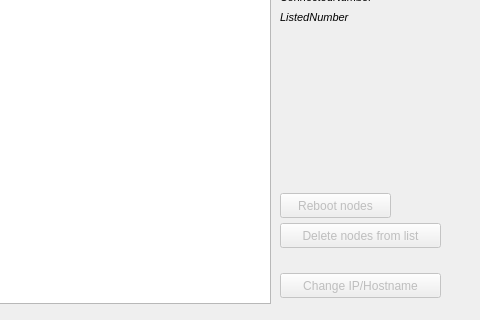
Above: scripts/MonitorBBB-Screen/redis.ui from lnls-sirius/bbb-daemon before the change; both pictures show x 220 to 700 and y 167 to 487 of the 700 by 487 pixel window. Below: the same form after it.
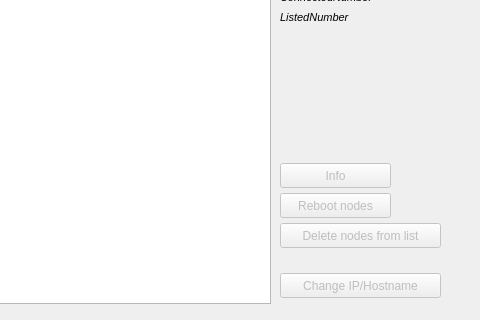
That is the form after the change.

Diff of the .ui file:
```diff
--- a/scripts/MonitorBBB-Screen/redis.ui
+++ b/scripts/MonitorBBB-Screen/redis.ui
@@ -390,6 +390,34 @@
     <string>ConnectedNumber</string>
    </property>
   </widget>
+  <widget class="QPushButton" name="infoButton">
+   <property name="enabled">
+    <bool>false</bool>
+   </property>
+   <property name="geometry">
+    <rect>
+     <x>500</x>
+     <y>330</y>
+     <width>111</width>
+     <height>25</height>
+    </rect>
+   </property>
+   <property name="text">
+    <string>Info</string>
+   </property>
+   <property name="checkable">
+    <bool>false</bool>
+   </property>
+   <property name="autoDefault">
+    <bool>false</bool>
+   </property>
+   <property name="default">
+    <bool>false</bool>
+   </property>
+   <property name="flat">
+    <bool>false</bool>
+   </property>
+  </widget>
  </widget>
  <resources/>
  <connections/>
```
